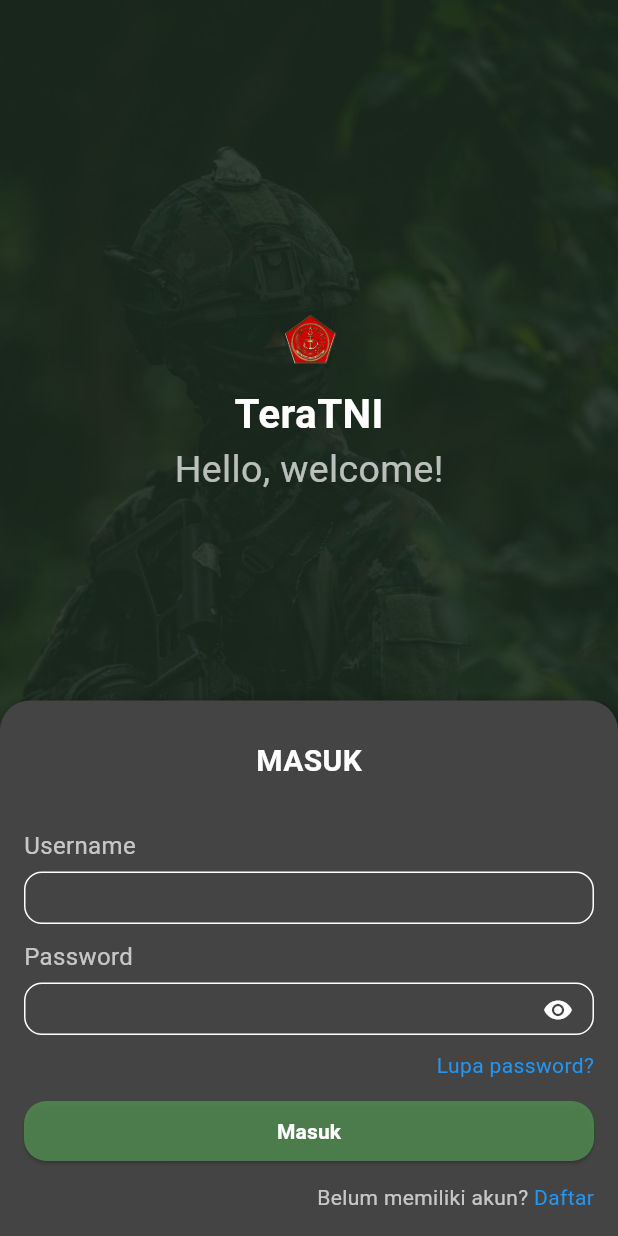
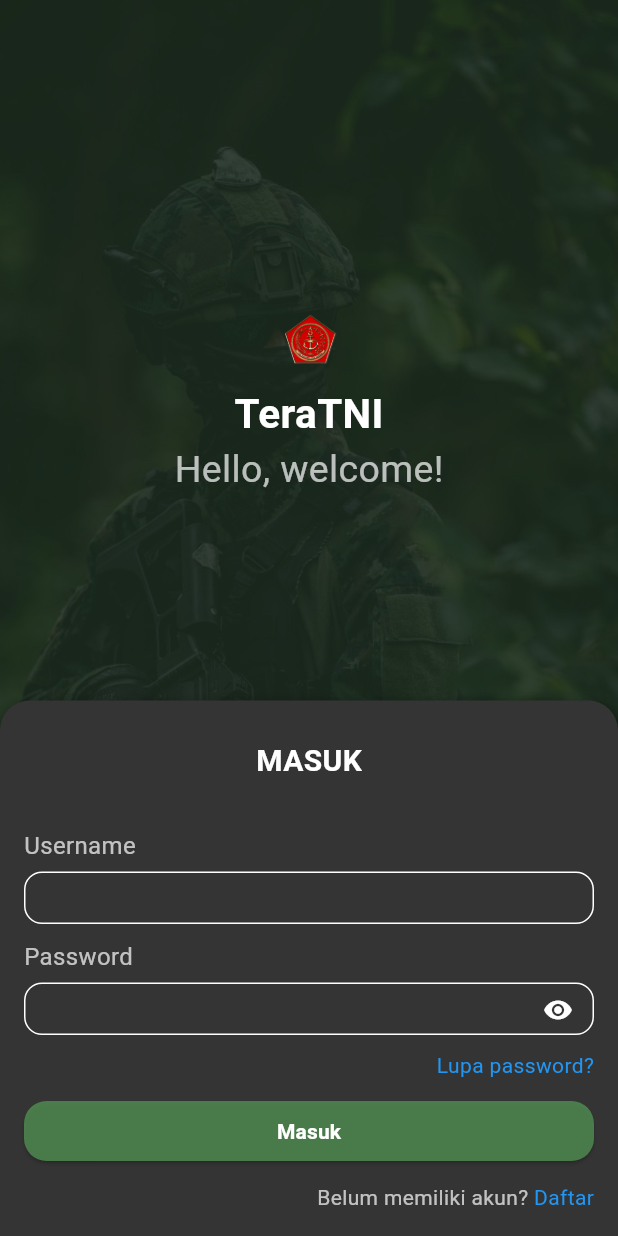
Before and after one commit to hanifaaprl/project-TeraTNI, a Flutter app: the HalamanMasuk screen opened directly, on a phone screen of 412 x 824 dp. Run offline on Flutter 3.47's test engine with Material 3 defaults, Android fonts, the phone set to English and light mode, and no system bars; our stand-ins replace adaptive_theme, dotted_border, flutter_map, image_picker, latlong2, lottie and 2 more; missing offline and left inert: floating_navbar; accounts and stored records are empty.

Commit message:
baruw nic

```diff
--- a/lib/colors.dart
+++ b/lib/colors.dart
@@ -1,6 +1,6 @@
 import 'package:flutter/material.dart';
 
 const Color primaryColor = Color.fromRGBO(82, 143, 82, 0.8);
-const Color secondaryColor = Color(0xFF444444);
-//const Color backgroundColor = Color.fromRGBO(52, 52, 52, 1);
-const Color backgroundColor = Colors.black;
+const Color secondaryColor = Color(0xFF545454);
+const Color thirdColor = Colors.black;
+const Color backgroundColor = Color(0xFF343434);
--- a/lib/daftar.dart
+++ b/lib/daftar.dart
@@ -90,7 +90,7 @@
                   width: MediaQuery.of(context).size.width,
                   padding: const EdgeInsets.all(16.0),
                   decoration: BoxDecoration(
-                    color: secondaryColor,
+                    color: backgroundColor,
                     //color: isDarkMode ? Colors.grey[800] : Colors.white,
                     borderRadius:
                         BorderRadius.vertical(top: Radius.circular(20)),
@@ -247,7 +247,7 @@
                 borderSide: BorderSide(color: Colors.white, width: 1.0), // Garis putih saat fokus
               ),
               filled: true,
-              fillColor: secondaryColor, // Mengubah warna background menjadi secondaryColor
+              fillColor: backgroundColor, // Mengubah warna background menjadi secondaryColor
             ),
           ),
         ),
@@ -287,7 +287,7 @@
                 borderSide: BorderSide(color: Colors.white, width: 1.0), // Garis putih saat fokus
               ),
               filled: true,
-              fillColor: secondaryColor, // Mengubah warna background menjadi secondaryColor
+              fillColor: backgroundColor, // Mengubah warna background menjadi secondaryColor
               suffixIcon: IconButton(
                 icon: Icon(
                   obscureText ? Icons.visibility : Icons.visibility_off,
--- a/lib/dashboard.dart
+++ b/lib/dashboard.dart
@@ -19,7 +19,7 @@
   Widget build(BuildContext context) {
     return FloatingNavBar(
         resizeToAvoidBottomInset: false,
-        color: Color(0xFF313131),
+        color: thirdColor,
         selectedIconColor: primaryColor,
         unselectedIconColor: Colors.white.withOpacity(0.6),
         items: [
--- a/lib/masuk.dart
+++ b/lib/masuk.dart
@@ -1,8 +1,9 @@
 import 'package:flutter/material.dart';
 import 'package:adaptive_theme/adaptive_theme.dart';
-import 'daftar.dart';
-import 'otp.dart';
-import 'colors.dart';
+import 'package:projek1/auth.dart'; // Import AuthService
+import 'dashboard.dart'; // Import halaman Dashboard
+import 'daftar.dart'; // Import halaman Daftar
+import 'colors.dart'; // Import file warna
 
 class HalamanMasuk extends StatefulWidget {
   @override
@@ -11,6 +12,42 @@
 
 class _HalamanMasukState extends State<HalamanMasuk> {
   bool _obscurePassword = true;
+  TextEditingController _usernameController = TextEditingController();
+  TextEditingController _passwordController = TextEditingController();
+
+  bool _isLoading = false;
+  final AuthService _authService = AuthService();
+
+  // Fungsi untuk login
+  void _login() async {
+    setState(() {
+      _isLoading = true;
+    });
+
+    // Memanggil service login
+    final result = await _authService.login(
+      _usernameController.text,
+      _passwordController.text,
+    );
+
+    setState(() {
+      _isLoading = false;
+    });
+
+    // Menampilkan hasil login
+    if (result['success']) {
+      // Jika login sukses, arahkan ke dashboard
+      Navigator.pushReplacement(
+        context,
+        MaterialPageRoute(builder: (context) => HalamanDashboard()),
+      );
+    } else {
+      // Jika login gagal, tampilkan pesan kesalahan
+      ScaffoldMessenger.of(context).showSnackBar(
+        SnackBar(content: Text(result['message'])),
+      );
+    }
+  }
 
   @override
   Widget build(BuildContext context) {
@@ -36,7 +73,7 @@
               child: Column(
                 crossAxisAlignment: CrossAxisAlignment.center,
                 children: [
-                  SizedBox(height: screenHeight * 0.25), // Memberi jarak dari atas
+                  SizedBox(height: screenHeight * 0.25), // Jarak dari atas
                   Column(
                     mainAxisAlignment: MainAxisAlignment.center,
                     children: [
@@ -57,7 +94,6 @@
                               fontSize: 27,
                               fontWeight: FontWeight.bold,
                               color: Colors.white,
-                                  //color: isDarkMode ? Colors.white : Colors.black,
                             ),
                           ),
                           Text(
@@ -65,7 +101,6 @@
                             style: TextStyle(
                               fontSize: 25,
                               color: Colors.white70,
-                              //color: isDarkMode ? Colors.white : Colors.black,
                             ),
                           ),
                         ],
@@ -77,13 +112,12 @@
             ),
           ),
           Align(
-            alignment: Alignment.bottomCenter, // Meletakkan kontainer di bagian bawah
+            alignment: Alignment.bottomCenter, // Kontainer di bagian bawah
             child: Container(
-              width: screenWidth, // Lebar sesuai layar
+              width: screenWidth,
               padding: const EdgeInsets.all(16.0),
               decoration: BoxDecoration(
-                color: secondaryColor,
-                //color: isDarkMode ? Colors.grey[800] : Colors.white,
+                color: backgroundColor,
                 borderRadius: BorderRadius.vertical(top: Radius.circular(20)),
                 boxShadow: [
                   BoxShadow(
@@ -106,24 +140,21 @@
                         fontSize: 20,
                         fontWeight: FontWeight.bold,
                         color: Colors.white,
-                        //color: isDarkMode ? Colors.white : Colors.black,
                       ),
                     ),
                   ),
                   SizedBox(height: 30),
-                  _buildTextField('Username', isDarkMode),
+                  _buildTextField('Username', _usernameController, false),
                   SizedBox(height: 10),
-                  _buildPasswordField('Password', _obscurePassword, (bool value) {
-                    setState(() {
-                      _obscurePassword = value;
-                    });
-                  }, isDarkMode),
+                  _buildPasswordField('Password', _passwordController),
                   SizedBox(height: 10),
                   Row(
                     mainAxisAlignment: MainAxisAlignment.end,
                     children: [
                       GestureDetector(
-                        onTap: () {},
+                        onTap: () {
+                          // Fungsi untuk lupa password
+                        },
                         child: Text(
                           'Lupa password?',
                           style: TextStyle(
@@ -135,13 +166,10 @@
                     ],
                   ),
                   SizedBox(height: 10),
-                  ElevatedButton(
-                    onPressed: () {
-                      Navigator.push(
-                        context,
-                        MaterialPageRoute(builder: (context) => HalamanOTP()),
-                      );
-                    },
+                  _isLoading
+                      ? Center(child: CircularProgressIndicator()) // Loading ketika proses login
+                      : ElevatedButton(
+                          onPressed: _login,
                           style: ElevatedButton.styleFrom(
                             foregroundColor: Colors.white,
                             backgroundColor: primaryColor,
@@ -167,7 +195,6 @@
                         style: TextStyle(
                           fontSize: 14,
                           color: Colors.white70,
-                          //color: isDarkMode ? Colors.white70 : Colors.black87,
                         ),
                       ),
                       GestureDetector(
@@ -196,7 +223,7 @@
     );
   }
 
-  Widget _buildTextField(String labelText, bool isDarkMode) {
+  Widget _buildTextField(String labelText, TextEditingController controller, bool obscureText) {
     return Column(
       crossAxisAlignment: CrossAxisAlignment.start,
       children: [
@@ -211,23 +238,25 @@
         Container(
           height: 35,
           child: TextField(
-            style: TextStyle(fontSize: 14, color: Colors.white), // Warna teks putih agar terlihat pada background secondaryColor
+            controller: controller,
+            obscureText: obscureText,
+            style: TextStyle(fontSize: 14, color: Colors.white),
             decoration: InputDecoration(
               contentPadding: EdgeInsets.symmetric(vertical: 4, horizontal: 12),
               border: OutlineInputBorder(
                 borderRadius: BorderRadius.circular(12),
-                borderSide: BorderSide(color: Colors.white, width: 1.0), // Mengatur ketebalan garis pinggir
+                borderSide: BorderSide(color: Colors.white, width: 1.0),
               ),
               enabledBorder: OutlineInputBorder(
                 borderRadius: BorderRadius.circular(12),
-                borderSide: BorderSide(color: Colors.white, width: 1.0), // Menambahkan garis putih untuk border normal
+                borderSide: BorderSide(color: Colors.white, width: 1.0),
               ),
               focusedBorder: OutlineInputBorder(
                 borderRadius: BorderRadius.circular(12),
-                borderSide: BorderSide(color: Colors.white, width: 1.0), // Garis putih saat fokus
+                borderSide: BorderSide(color: Colors.white, width: 1.0),
               ),
               filled: true,
-              fillColor: secondaryColor, // Mengubah warna background menjadi secondaryColor
+              fillColor: backgroundColor,
             ),
           ),
         ),
@@ -235,8 +264,7 @@
     );
   }
 
-
-    Widget _buildPasswordField(String labelText, bool obscureText, Function(bool) toggleVisibility, bool isDarkMode) {
+  Widget _buildPasswordField(String labelText, TextEditingController controller) {
     return Column(
       crossAxisAlignment: CrossAxisAlignment.start,
       children: [
@@ -251,31 +279,36 @@
         Container(
           height: 35,
           child: TextField(
-            obscureText: obscureText,
-            style: TextStyle(fontSize: 14, color: Colors.white), // Warna teks putih agar terlihat pada background secondaryColor
+            controller: controller,
+            obscureText: _obscurePassword,
+            style: TextStyle(fontSize: 14, color: Colors.white),
             decoration: InputDecoration(
               contentPadding: EdgeInsets.symmetric(vertical: 4, horizontal: 12),
               border: OutlineInputBorder(
                 borderRadius: BorderRadius.circular(12),
-                borderSide: BorderSide(color: Colors.white, width: 1.0), // Mengatur ketebalan garis pinggir
+                borderSide: BorderSide(color: Colors.white, width: 1.0),
               ),
               enabledBorder: OutlineInputBorder(
                 borderRadius: BorderRadius.circular(12),
-                borderSide: BorderSide(color: Colors.white, width: 1.0), // Menambahkan garis putih untuk border normal
+                borderSide: BorderSide(color: Colors.white, width: 1.0),
               ),
               focusedBorder: OutlineInputBorder(
                 borderRadius: BorderRadius.circular(12),
-                borderSide: BorderSide(color: Colors.white, width: 1.0), // Garis putih saat fokus
+                borderSide: BorderSide(color: Colors.white, width: 1.0),
               ),
               filled: true,
-              fillColor: secondaryColor, // Mengubah warna background menjadi secondaryColor
+              fillColor: backgroundColor,
               suffixIcon: IconButton(
                 icon: Icon(
-                  obscureText ? Icons.visibility : Icons.visibility_off,
+                  _obscurePassword ? Icons.visibility : Icons.visibility_off,
                   size: 20,
-                  color: Colors.white, // Warna icon agar terlihat jelas
+                  color: Colors.white,
                 ),
-                onPressed: () => toggleVisibility(!obscureText),
+                onPressed: () {
+                  setState(() {
+                    _obscurePassword = !_obscurePassword;
+                  });
+                },
               ),
             ),
           ),
--- a/lib/navbar/beranda.dart
+++ b/lib/navbar/beranda.dart
@@ -18,7 +18,7 @@
 }
 
 class _HomePageState extends State<HomePage> {
-  String _selectedValue = 'Papua'; // Nilai default dropdown
+  String _selectedValue = 'Kodam III/Siliwangi'; // Nilai default dropdown
 
   @override
   Widget build(BuildContext context) {
@@ -106,7 +106,7 @@
                   child: DropdownButtonHideUnderline(
                     child: DropdownButton<String>(
                       value: _selectedValue,
-                      items: <String>['Papua', 'Maluku', 'Ternate']
+                      items: <String>['Kodam III/Siliwangi', 'kodam IV/Diponegoro', 'Kodam V/Brawijaya','Kodam XVII/Cenderawasih']
                           .map<DropdownMenuItem<String>>((String value) {
                         return DropdownMenuItem<String>(
                           value: value,
--- a/lib/otp2.dart
+++ b/lib/otp2.dart
@@ -166,15 +166,15 @@
               contentPadding: EdgeInsets.symmetric(vertical: 15),
               border: OutlineInputBorder(
                 borderRadius: BorderRadius.circular(12),
-                borderSide: BorderSide(color: Colors.white, width: 1.0), // Mengatur ketebalan garis pinggir
+                borderSide: BorderSide(color: primaryColor, width: 1.0), // Mengatur ketebalan garis pinggir
               ),
               enabledBorder: OutlineInputBorder(
                 borderRadius: BorderRadius.circular(12),
-                borderSide: BorderSide(color: Colors.white, width: 1.0), // Menambahkan garis putih untuk border normal
+                borderSide: BorderSide(color: primaryColor, width: 1.0), // Menambahkan garis putih untuk border normal
               ),
               focusedBorder: OutlineInputBorder(
                 borderRadius: BorderRadius.circular(12),
-                borderSide: BorderSide(color: Colors.white, width: 1.0), // Garis putih saat fokus
+                borderSide: BorderSide(color: primaryColor, width: 1.0), // Garis putih saat fokus
               ),
               filled: true,
               fillColor: secondaryColor,
--- a/pubspec.yaml
+++ b/pubspec.yaml
@@ -38,13 +38,13 @@
   dotted_border: ^2.0.0
   syncfusion_flutter_charts: ^21.2.6
   adaptive_theme: ^3.6.0
-  # http: ^0.13.5
 
 
   # The following adds the Cupertino Icons font to your application.
   # Use with the CupertinoIcons class for iOS style icons.
   cupertino_icons: ^1.0.6
   shared_preferences: ^2.0.13
+  http: ^1.2.2
 
 dev_dependencies:
   flutter_test:
```
Also changed, not shown: lib/auth.dart (added, +42 -0 lines), lib/laut.dart (+44 -49 lines), lib/navbar/quick.dart (+34 -3 lines), lib/otp.dart (+4 -4 lines), assets/images/fre.png (added), assets/images/kor.png (added), assets/images/pat.png (added), assets/images/ran.png (added), assets/images/sel.png (added), pubspec.lock. Lines whose indentation alone changed are shown as unchanged.
